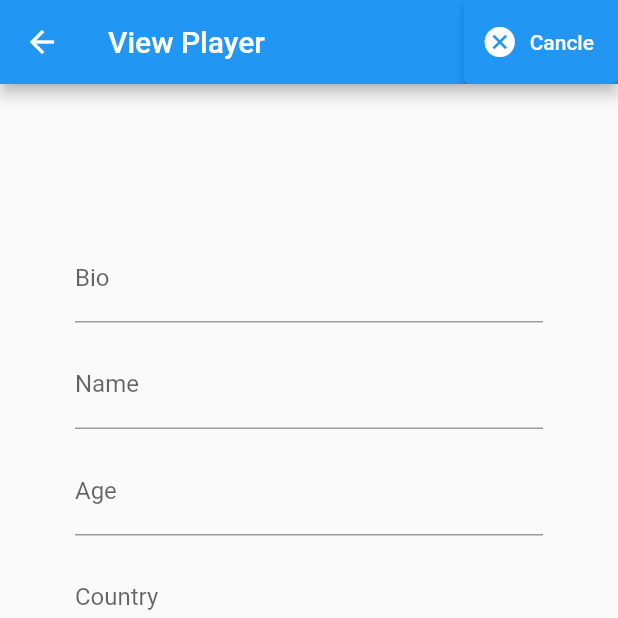
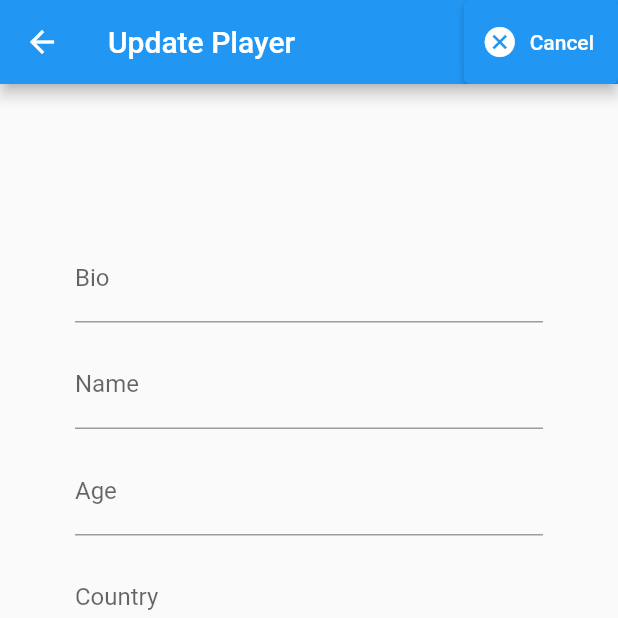
Before and after one commit to lwpamihiranga/cricket-users-app, a Flutter app: the ViewPlayer screen opened directly with empty values, after a tap on "Edit", on a phone screen of 412 x 824 dp, the top half of it. Run offline on Flutter 3.47's test engine with Material 2 defaults, Android fonts, the phone set to English and light mode, and no system bars; our stand-ins replace cloud_firestore, firebase_auth, firebase_core, flutter_spinkit; accounts and stored records are empty.

Commit message:
update view page

```diff
--- a/lib/screens/player/view.dart
+++ b/lib/screens/player/view.dart
@@ -1,4 +1,5 @@
 import 'package:cricket_users_app/services/database.dart';
+import 'package:cricket_users_app/shared/loading.dart';
 import 'package:flutter/material.dart';
 
 class ViewPlayer extends StatefulWidget {
@@ -29,6 +30,8 @@ class _ViewPlayerState extends State<ViewPlayer> {
 
   bool _loading = false;
   bool _isEdit = false;
+
+  String _appBarTitle = 'View Player';
 
   String _bio = '';
   String _name = '';
@@ -144,7 +147,7 @@ class _ViewPlayerState extends State<ViewPlayer> {
 
     return Scaffold(
       appBar: AppBar(
-        title: Text('View Player'),
+        title: Text(_appBarTitle),
         actions: <Widget>[
           Visibility(
             visible: !_isEdit,
@@ -152,7 +155,10 @@ class _ViewPlayerState extends State<ViewPlayer> {
               icon: Icon(Icons.edit),
               label: Text('Edit'),
               onPressed: () {
-                setState(() => _isEdit = true);
+                setState(() {
+                  _isEdit = true;
+                  _appBarTitle = 'Update Player';
+                });
               },
             ),
           ),
@@ -160,15 +166,20 @@ class _ViewPlayerState extends State<ViewPlayer> {
             visible: _isEdit,
             child: ElevatedButton.icon(
               icon: Icon(Icons.cancel),
-              label: Text('Cancle'),
+              label: Text('Cancel'),
               onPressed: () {
-                setState(() => _isEdit = false);
+                setState(() {
+                  _isEdit = false;
+                  _appBarTitle = 'View Player';
+                });
               },
             ),
           ),
         ],
       ),
-      body: SingleChildScrollView(
+      body: _loading
+          ? Loading()
+          : SingleChildScrollView(
               child: Container(
                 padding: EdgeInsets.symmetric(vertical: 100, horizontal: 50),
                 child: Form(
@@ -205,8 +216,9 @@ class _ViewPlayerState extends State<ViewPlayer> {
 
                               _formKey.currentState!.save();
 
-                        dynamic result = await _databaseService.updatePlayer(
-                            widget.id, _bio, _name, _age, _country, _runs);
+                              dynamic result =
+                                  await _databaseService.updatePlayer(widget.id,
+                                      _bio, _name, _age, _country, _runs);
 
                               setState(() => _loading = false);
                               Navigator.pop(context);
@@ -223,8 +235,8 @@ class _ViewPlayerState extends State<ViewPlayer> {
                             if (_formKey.currentState!.validate()) {
                               setState(() => _loading = true);
 
-                        dynamic result =
-                            await _databaseService.deletePlayer(widget.id);
+                              dynamic result = await _databaseService
+                                  .deletePlayer(widget.id);
 
                               if (result == null) {
                                 setState(() => _loading = false);
```
Lines whose indentation alone changed are shown as unchanged.
